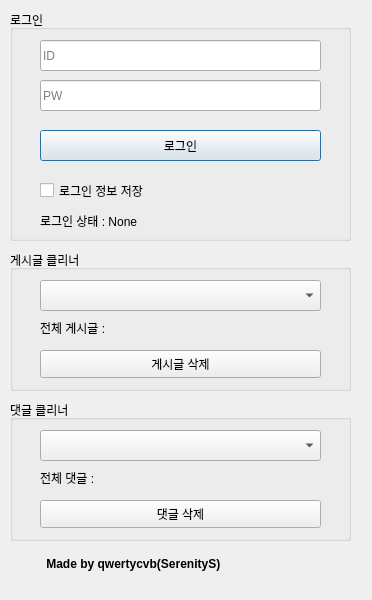
Above: DCCleaner.ui from schema2882/DCCleaner_GUI before the change. Below: the same form after it.
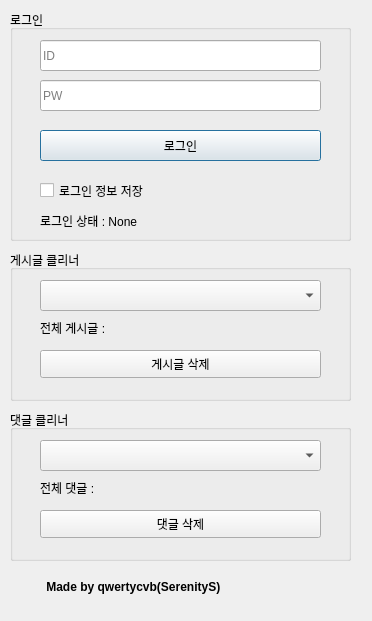
That is the form after the change.

Commit message: UI objectName 및 여백 조정

Diff of the .ui file:
```diff
--- a/DCCleaner.ui
+++ b/DCCleaner.ui
@@ -7,7 +7,7 @@
     <x>0</x>
     <y>0</y>
     <width>372</width>
-    <height>600</height>
+    <height>621</height>
    </rect>
   </property>
   <property name="windowTitle">
@@ -123,7 +123,7 @@
     <property name="geometry">
      <rect>
       <x>30</x>
-      <y>547</y>
+      <y>570</y>
       <width>301</width>
       <height>48</height>
      </rect>
@@ -159,7 +159,7 @@
       <x>10</x>
       <y>250</y>
       <width>341</width>
-      <height>141</height>
+      <height>151</height>
      </rect>
     </property>
     <property name="title">
@@ -206,9 +206,9 @@
     <property name="geometry">
      <rect>
       <x>10</x>
-      <y>400</y>
+      <y>410</y>
       <width>341</width>
-      <height>141</height>
+      <height>151</height>
      </rect>
     </property>
     <property name="title">
```
Left out of the diff: 6 changed lines with no effect on the pictures.
